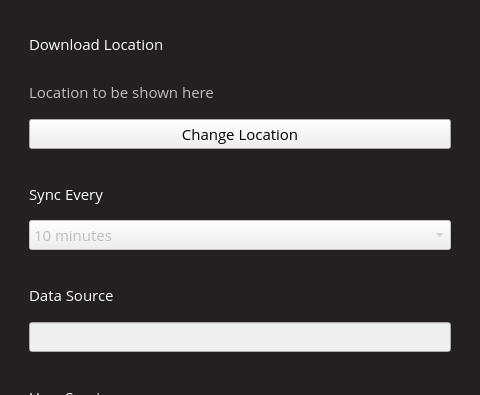
First picture: the form in blackboard_sync/qt/SettingsWindow.ui, repository sanjacob/BlackboardSync, before the edit; both pictures show x 0 to 480 and y 0 to 395 of the 480 by 580 pixel window.
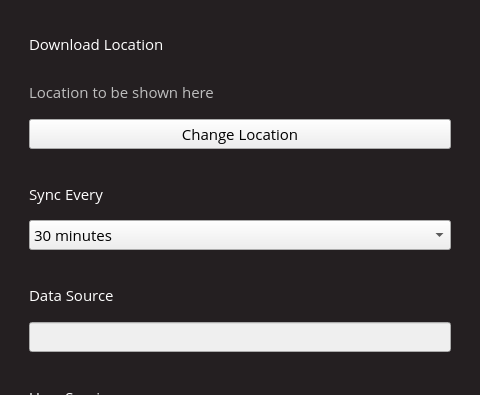
Second picture: the form after the edit. Icons and pictures are not drawn.

Patch:
```diff
--- a/blackboard_sync/qt/SettingsWindow.ui
+++ b/blackboard_sync/qt/SettingsWindow.ui
@@ -146,7 +146,7 @@
      <item>
       <widget class="QComboBox" name="frequency_combo">
        <property name="enabled">
-        <bool>false</bool>
+        <bool>true</bool>
        </property>
        <property name="font">
         <font>
@@ -154,11 +154,6 @@
          <pointsize>11</pointsize>
         </font>
        </property>
-       <item>
-        <property name="text">
-         <string>10 minutes</string>
-        </property>
-       </item>
        <item>
         <property name="text">
          <string>30 minutes</string>
```
Left out of the diff: 5 changed lines with no effect on the pictures.
